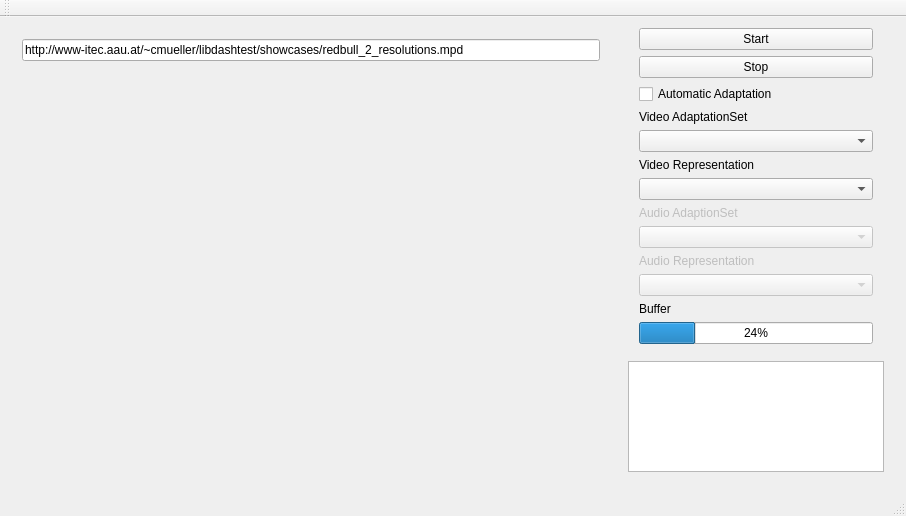
bitmovin/libdash, file libdash/qtsampleplayer/qtsampleplayer.ui: the form before one commit.
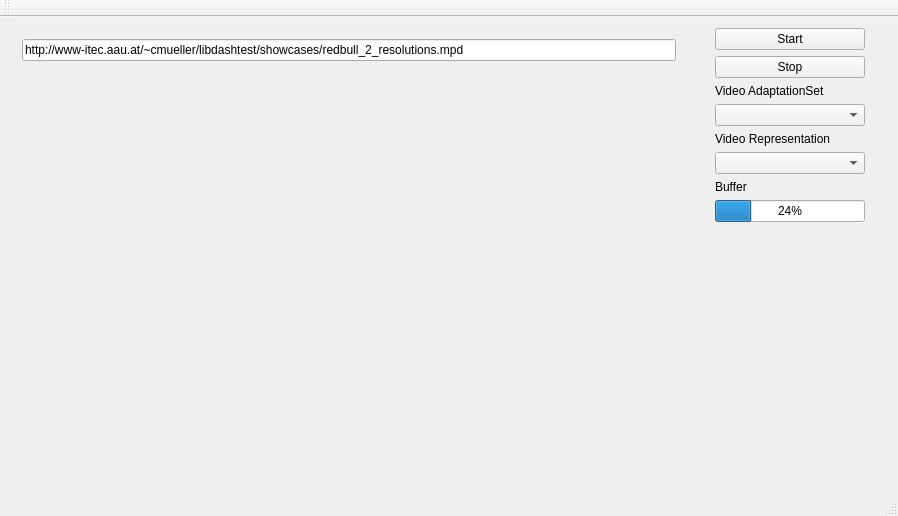
The form after the commit.

Commit message: Removed fields that are not necessary for the demo

```diff
--- a/libdash/qtsampleplayer/qtsampleplayer.ui
+++ b/libdash/qtsampleplayer/qtsampleplayer.ui
@@ -89,13 +89,6 @@
             </property>
            </widget>
           </item>
-          <item>
-           <widget class="QCheckBox" name="ckb_automatic">
-            <property name="text">
-             <string>Automatic Adaptation</string>
-            </property>
-           </widget>
-          </item>
           <item>
            <widget class="QLabel" name="label">
             <property name="text">
@@ -114,39 +107,12 @@
            </widget>
           </item>
           <item>
-           <widget class="QComboBox" name="cb_video_representation"/>
-          </item>
-          <item>
-           <widget class="QLabel" name="label_3">
-            <property name="enabled">
-             <bool>false</bool>
-            </property>
-            <property name="text">
-             <string>Audio AdaptionSet</string>
-            </property>
-           </widget>
-          </item>
-          <item>
-           <widget class="QComboBox" name="cb_audio_adaption">
-            <property name="enabled">
-             <bool>false</bool>
-            </property>
-           </widget>
-          </item>
-          <item>
-           <widget class="QLabel" name="label_4">
-            <property name="enabled">
-             <bool>false</bool>
-            </property>
-            <property name="text">
-             <string>Audio Representation</string>
-            </property>
-           </widget>
-          </item>
-          <item>
-           <widget class="QComboBox" name="cb_audio_representation">
-            <property name="enabled">
-             <bool>false</bool>
+           <widget class="QComboBox" name="cb_video_representation">
+            <property name="minimumSize">
+             <size>
+              <width>150</width>
+              <height>0</height>
+             </size>
             </property>
            </widget>
           </item>
@@ -164,42 +130,22 @@
             </property>
            </widget>
           </item>
+          <item>
+           <spacer name="verticalSpacer">
+            <property name="orientation">
+             <enum>Qt::Vertical</enum>
+            </property>
+            <property name="sizeHint" stdset="0">
+             <size>
+              <width>20</width>
+              <height>40</height>
+             </size>
+            </property>
+           </spacer>
+          </item>
          </layout>
         </widget>
        </item>
-       <item>
-        <widget class="QTableWidget" name="tableWidget">
-         <property name="enabled">
-          <bool>true</bool>
-         </property>
-         <property name="editTriggers">
-          <set>QAbstractItemView::NoEditTriggers</set>
-         </property>
-         <property name="alternatingRowColors">
-          <bool>true</bool>
-         </property>
-         <property name="columnCount">
-          <number>2</number>
-         </property>
-         <attribute name="horizontalHeaderVisible">
-          <bool>false</bool>
-         </attribute>
-         <attribute name="horizontalHeaderCascadingSectionResizes">
-          <bool>false</bool>
-         </attribute>
-         <attribute name="horizontalHeaderStretchLastSection">
-          <bool>true</bool>
-         </attribute>
-         <attribute name="verticalHeaderVisible">
-          <bool>false</bool>
-         </attribute>
-         <attribute name="verticalHeaderStretchLastSection">
-          <bool>false</bool>
-         </attribute>
-         <column/>
-         <column/>
-        </widget>
-       </item>
       </layout>
      </widget>
     </item>
```
The commit also changes 2 other files.
